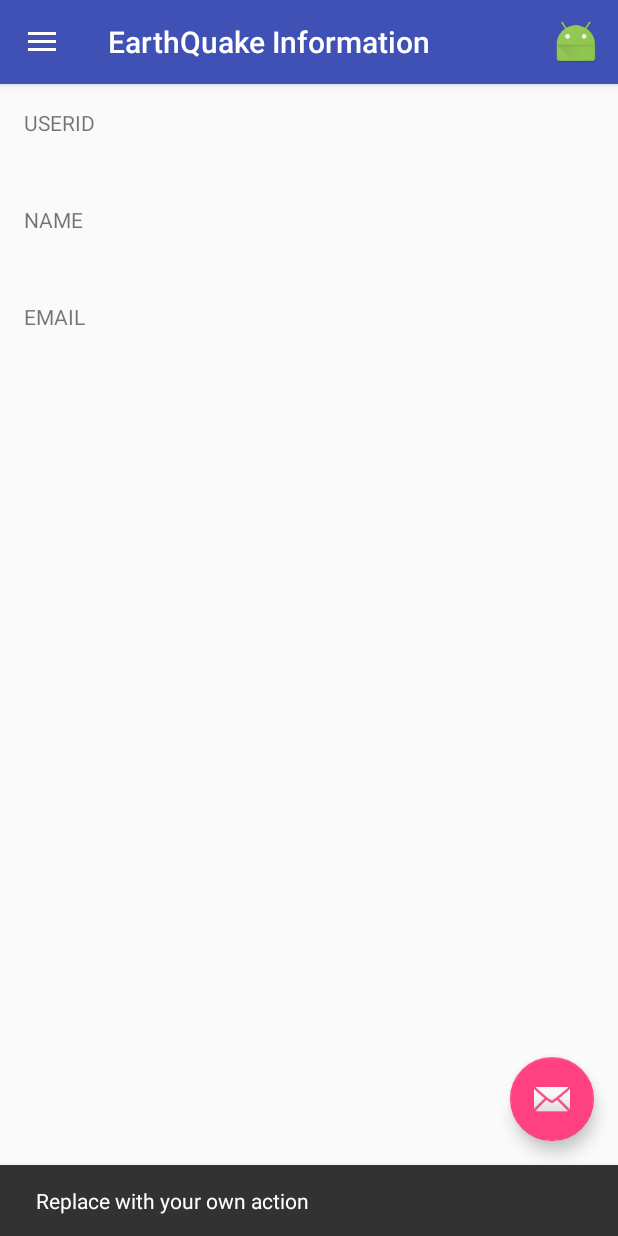
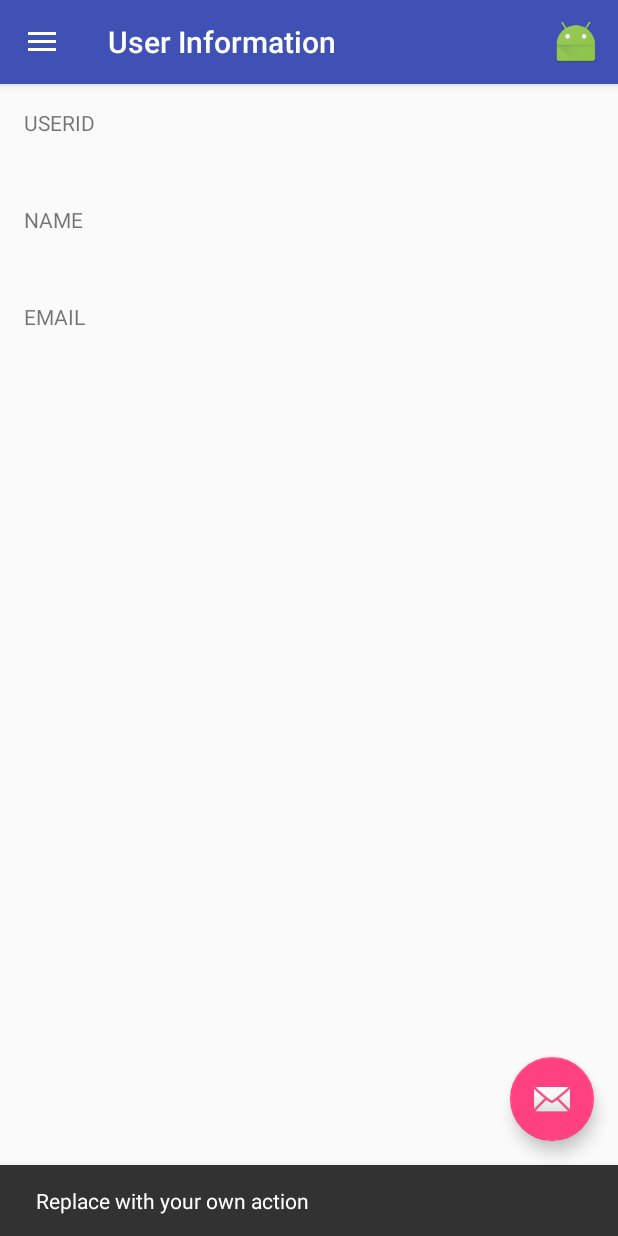
Before and after one commit to elcidw/Tutrorial, an Android app: the fragment UserFragment placed in its activity, after a tap on an icon or button, on a phone screen of 412 x 824 dp. Run offline under Robolectric (Android 15) with nearby library versions, the light colour scheme and no system bars; our stand-ins replace Volley; network calls fail.

Commit message:
add login fragment

```diff
--- a/app/build.gradle
+++ b/app/build.gradle
@@ -25,10 +25,11 @@ dependencies {
         exclude group: 'com.android.support', module: 'support-annotations'
     })
     compile 'com.android.support:appcompat-v7:26.+'
-    compile 'com.android.support:design:26.+'
+    compile 'com.android.support:design:26.0.0-alpha1'
     compile 'com.android.volley:volley:1.0.0'
     compile 'com.android.support.constraint:constraint-layout:1.0.2'
     compile 'com.android.support:support-v4:26.+'
     compile 'de.hdodenhof:circleimageview:2.1.0'
+    compile 'com.google.android.gms:play-services-plus:11.0.4'
     testCompile 'junit:junit:4.12'
 }
--- a/app/src/main/AndroidManifest.xml
+++ b/app/src/main/AndroidManifest.xml
@@ -3,6 +3,7 @@
     package="com.elcidw.tutorial">
 
     <uses-permission android:name="android.permission.INTERNET" />
+
     <application
         android:allowBackup="true"
         android:icon="@mipmap/ic_launcher"
--- a/app/src/main/java/com/elcidw/tutorial/MainActivity.java
+++ b/app/src/main/java/com/elcidw/tutorial/MainActivity.java
@@ -1,6 +1,7 @@
 package com.elcidw.tutorial;
 
 import android.os.Bundle;
+import android.support.annotation.NonNull;
 import android.support.design.widget.FloatingActionButton;
 import android.support.design.widget.NavigationView;
 import android.support.design.widget.Snackbar;
@@ -14,6 +15,8 @@ import android.support.v7.widget.Toolbar;
 import android.view.Menu;
 import android.view.MenuItem;
 import android.view.View;
+import android.view.Window;
+import android.view.WindowManager;
 
 import com.android.volley.RequestQueue;
 import com.android.volley.toolbox.Volley;
@@ -26,6 +29,11 @@ public class MainActivity extends AppCompatActivity
     @Override
     protected void onCreate(Bundle savedInstanceState) {
         super.onCreate(savedInstanceState);
+        // remove title
+        requestWindowFeature(Window.FEATURE_NO_TITLE);
+        requestWindowFeature(Window.FEATURE_LEFT_ICON);
+        getWindow().setFlags(WindowManager.LayoutParams.FLAG_FULLSCREEN,
+                WindowManager.LayoutParams.FLAG_FULLSCREEN);
         setContentView(R.layout.activity_main);
         Toolbar toolbar = (Toolbar) findViewById(R.id.toolbar);
         setSupportActionBar(toolbar);
@@ -44,7 +52,7 @@ public class MainActivity extends AppCompatActivity
         DrawerLayout drawer = (DrawerLayout) findViewById(R.id.drawer_layout);
         ActionBarDrawerToggle toggle = new ActionBarDrawerToggle(
                 this, drawer, toolbar, R.string.navigation_drawer_open, R.string.navigation_drawer_close);
-        drawer.setDrawerListener(toggle);
+        drawer.addDrawerListener(toggle);
         toggle.syncState();
 
         NavigationView navigationView = (NavigationView) findViewById(R.id.nav_view);
@@ -85,16 +93,16 @@ public class MainActivity extends AppCompatActivity
 
     @SuppressWarnings("StatementWithEmptyBody")
     @Override
-    public boolean onNavigationItemSelected(MenuItem item) {
+    public boolean onNavigationItemSelected(@NonNull MenuItem item) {
         // Handle navigation view item clicks here.
         int id = item.getItemId();
         Fragment fragment = null;
 
-        if (id == R.id.nav_earthquake) {
+        if (id == R.id.nav_usersinfo) {
             // get earthquake information throw the network
             fragment = new UserFragment();
-        } else if (id == R.id.nav_gallery) {
-            fragment = new MainFragment();
+        } else if (id == R.id.nav_login) {
+            fragment = new LoginFragment();
         } else if (id == R.id.nav_slideshow) {
 
         } else if (id == R.id.nav_manage) {
@@ -102,6 +110,7 @@ public class MainActivity extends AppCompatActivity
         } else if (id == R.id.nav_share) {
 
         } else if (id == R.id.nav_send) {
+            fragment = new MainFragment();
 
         }
         if (fragment != null) {
--- a/app/src/main/java/com/elcidw/tutorial/UserFragment.java
+++ b/app/src/main/java/com/elcidw/tutorial/UserFragment.java
@@ -8,6 +8,7 @@ import android.util.Log;
 import android.view.LayoutInflater;
 import android.view.View;
 import android.view.ViewGroup;
+import android.widget.SeekBar;
 import android.widget.TextView;
 
 import com.android.volley.Request;
@@ -30,7 +31,10 @@ public class UserFragment extends Fragment {
      * URL to query the USGS dataset for earthquake information
      */
     private static final String USGS_REQUEST_URL =
-            "http://192.168.1.117:8080/users/all";
+            "http://10.245.79.7:8080/users/";
+    private JSONArray userArray;
+    private int pos;
+    private SeekBar seekBar;
 
     public UserFragment() {
         // Required empty public constructor
@@ -47,11 +51,8 @@ public class UserFragment extends Fragment {
 // Instantiate the RequestQueue.
 
 
-        String url = USGS_REQUEST_URL;
-
-
         // Request a string response from the provided URL.
-        StringRequest stringRequest = new StringRequest(Request.Method.GET, url,
+        StringRequest stringRequest = new StringRequest(Request.Method.GET, USGS_REQUEST_URL,
                 new Response.Listener<String>() {
                     @Override
                     public void onResponse(String response) {
@@ -68,38 +69,77 @@ public class UserFragment extends Fragment {
         return view;
     }
 
-    @Override
-    public void onViewCreated(View view, @Nullable Bundle savedInstanceState) {
-        super.onViewCreated(view, savedInstanceState);
-        getActivity().setTitle("EarthQuake Information");
-    }
 
     @Override
     public void onViewStateRestored(@Nullable Bundle savedInstanceState) {
         super.onViewStateRestored(savedInstanceState);
-        getActivity().setTitle("EarthQuake Information");
+        getActivity().setTitle("User Information");
     }
 
     /**
      * Update the screen to display information from the given {@link Event}.
      */
-    private void updateUi(View view, String userJSON) {
+    private void updateUi(final View view, String userJSON) {
         // Display the earthquake title in the UI
 
         try {
             //   JSONObject baseJsonResponse = new JSONObject(userJSON);
-            JSONArray userArray = new JSONArray(userJSON);
+            userArray = new JSONArray(userJSON);
 
             // If there are results in the features array
             if (userArray.length() > 0) {
+                this.seekBar = view.findViewById(R.id.seekBar);
+                seekBar.setMax(userArray.length() - 1);
+                //seekbar callback
+                this.seekBar.setOnSeekBarChangeListener(new SeekBar.OnSeekBarChangeListener() {
+                    int progress = 0;
+
+                    // When Progress value changed.
+                    @Override
+                    public void onProgressChanged(SeekBar seekBar, int progressValue, boolean fromUser) {
+                        progress = progressValue;
+                        try {
+                            JSONObject user = userArray.getJSONObject(progress);
+                            updateUiView(view, user);
+                        } catch (JSONException e) {
+                            e.printStackTrace();
+                        }
+                    }
+
+                    // Notification that the user has started a touch gesture.
+                    @Override
+                    public void onStartTrackingTouch(SeekBar seekBar) {
+                        //                      Toast.makeText(view.getContext(), "Started tracking seekbar", Toast.LENGTH_SHORT).show();
+                    }
+
+                    // Notification that the user has finished a touch gesture
+                    @Override
+                    public void onStopTrackingTouch(SeekBar seekBar) {
+                        //                       Toast.makeText(view.getContext(), "Stopped tracking seekbar", Toast.LENGTH_SHORT).show();
+
+                    }
+                });
+
+
+                pos = 0;
                 // Extract out the first feature (which is an earthquake)
-                JSONObject user = userArray.getJSONObject(1);
+                JSONObject user = userArray.getJSONObject(pos);
                 //        JSONObject properties = firstFeature.getJSONObject("properties");
+                updateUiView(view, user);
+            }
+        } catch (JSONException e) {
+            Log.e(LOG_TAG, "Problem parsing the earthquake JSON results", e);
+//                return new Event(userJSON,10000002000030L,1);
+        }
 
+
+    }
+
+    private void updateUiView(View view, JSONObject user) throws JSONException {
         // Extract out the title, time, and tsunami values//
         String userid = user.getString("id");
         String username = user.getString("name");
-                String useremail = user.getString("email");
+        String useremail = user.getString("course");
 
         TextView idTextView = view.findViewById(R.id.userid);
         idTextView.setText(userid);
@@ -111,15 +151,7 @@ public class UserFragment extends Fragment {
         // Display whether or not there was a tsunami alert in the UI
         TextView emailTextView = view.findViewById(R.id.useremail);
         emailTextView.setText(useremail);
-
-            }
-        } catch (JSONException e) {
-            Log.e(LOG_TAG, "Problem parsing the earthquake JSON results", e);
-//                return new Event(userJSON,10000002000030L,1);
     }
 
 
 }
-
-
-}
--- a/app/src/main/res/drawable-v21/ic_menu_camera.xml
+++ /dev/null
@@ -1,12 +0,0 @@
-<vector xmlns:android="http://schemas.android.com/apk/res/android"
-    android:width="24dp"
-    android:height="24dp"
-    android:viewportHeight="24.0"
-    android:viewportWidth="24.0">
-    <path
-        android:fillColor="#FF000000"
-        android:pathData="M12,12m-3.2,0a3.2,3.2 0,1 1,6.4 0a3.2,3.2 0,1 1,-6.4 0" />
-    <path
-        android:fillColor="#FF000000"
-        android:pathData="M9,2L7.17,4H4c-1.1,0 -2,0.9 -2,2v12c0,1.1 0.9,2 2,2h16c1.1,0 2,-0.9 2,-2V6c0,-1.1 -0.9,-2 -2,-2h-3.17L15,2H9zm3,15c-2.76,0 -5,-2.24 -5,-5s2.24,-5 5,-5 5,2.24 5,5 -2.24,5 -5,5z" />
-</vector>
--- a/app/src/main/res/layout/fragment_user.xml
+++ b/app/src/main/res/layout/fragment_user.xml
@@ -1,16 +1,11 @@
-<FrameLayout xmlns:android="http://schemas.android.com/apk/res/android"
+<LinearLayout xmlns:android="http://schemas.android.com/apk/res/android"
     xmlns:tools="http://schemas.android.com/tools"
     android:layout_width="match_parent"
     android:layout_height="match_parent"
+    android:orientation="vertical"
+    android:padding="16dp"
     tools:context=".UserFragment">
 
-    <LinearLayout xmlns:android="http://schemas.android.com/apk/res/android"
-        xmlns:tools="http://schemas.android.com/tools"
-        android:layout_width="match_parent"
-        android:layout_height="match_parent"
-        android:orientation="vertical"
-        android:padding="16dp"
-        tools:context="com.example.android.soonami.MainActivity">
 
         <TextView
             android:layout_width="wrap_content"
@@ -53,6 +48,19 @@
             android:layout_height="wrap_content"
             android:textAppearance="?android:textAppearanceLarge" />
 
-    </LinearLayout>
+        <RelativeLayout
+            android:layout_width="match_parent"
+            android:layout_height="match_parent">
 
-</FrameLayout>
+                <SeekBar
+                    android:id="@+id/seekBar"
+                    android:layout_width="match_parent"
+                    android:layout_height="wrap_content"
+                    android:layout_alignParentBottom="true"
+                    android:layout_alignParentLeft="true"
+                    android:layout_alignParentStart="true"
+                    android:layout_marginBottom="16dp" />
+        </RelativeLayout>
+
+
+</LinearLayout>
--- a/app/src/main/res/menu/activity_main_drawer.xml
+++ b/app/src/main/res/menu/activity_main_drawer.xml
@@ -3,33 +3,33 @@
 
     <group android:checkableBehavior="single">
         <item
-            android:id="@+id/nav_earthquake"
+            android:id="@+id/nav_usersinfo"
             android:icon="@drawable/ic_menu_camera"
-            android:title="EarthQuakeInfo" />
+            android:title="@string/usersinfo" />
         <item
-            android:id="@+id/nav_gallery"
+            android:id="@+id/nav_login"
             android:icon="@drawable/ic_menu_gallery"
-            android:title="Gallery" />
+            android:title="@string/login" />
         <item
             android:id="@+id/nav_slideshow"
             android:icon="@drawable/ic_menu_slideshow"
-            android:title="Slideshow" />
+            android:title="@string/slideshow" />
         <item
             android:id="@+id/nav_manage"
             android:icon="@drawable/ic_menu_manage"
-            android:title="Tools" />
+            android:title="@string/tools" />
     </group>
 
-    <item android:title="Communicate">
+    <item android:title="@string/communicate">
         <menu>
             <item
                 android:id="@+id/nav_share"
                 android:icon="@drawable/ic_menu_share"
-                android:title="Share" />
+                android:title="@string/share" />
             <item
                 android:id="@+id/nav_send"
                 android:icon="@drawable/ic_menu_send"
-                android:title="Send" />
+                android:title="@string/send" />
         </menu>
     </item>
 
--- a/app/src/main/res/values/strings.xml
+++ b/app/src/main/res/values/strings.xml
@@ -27,4 +27,11 @@
 
     <!-- Text when there was a tsunami alert issued [CHAR LIMIT=50] -->
     <string name="alert_not_available">Not available</string>
+    <string name="usersinfo">UsersInfo</string>
+    <string name="login">Login</string>
+    <string name="slideshow">Slideshow</string>
+    <string name="tools">Tools</string>
+    <string name="communicate">Communicate</string>
+    <string name="share">Share</string>
+    <string name="send">Send</string>
 </resources>
```
Also changed, not shown: app/src/main/res/drawable-v21/ic_menu_user.xml (added, +18 -0 lines), app/src/main/res/layout/fragment_login.xml (added, +31 -0 lines). Lines whose indentation alone changed are shown as unchanged.
